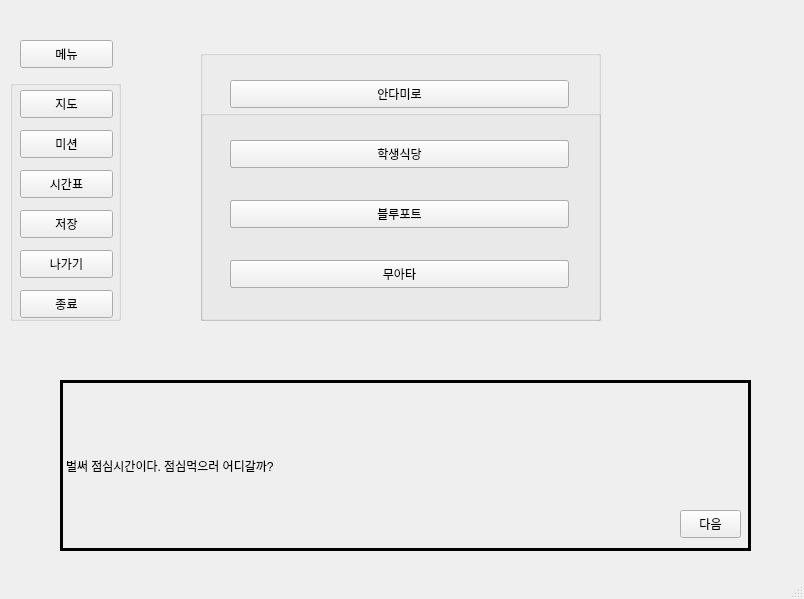
Above: SSG_sh00/basic_screen/basic_screen.ui from hyeji1221/Sangmyung_Simulation_Game before the change. Below: the same form after it.
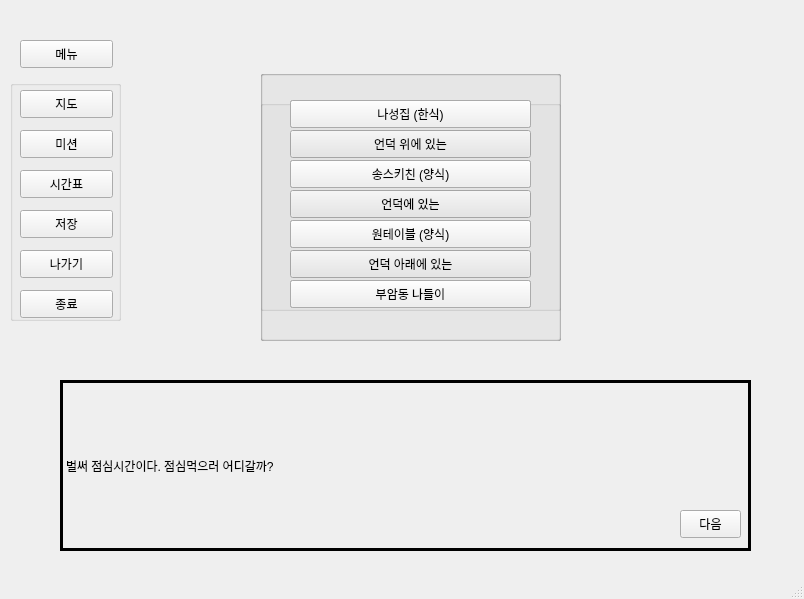
That is the form after the change.

Patch:
```diff
--- a/SSG_sh00/basic_screen/basic_screen.ui
+++ b/SSG_sh00/basic_screen/basic_screen.ui
@@ -156,9 +156,9 @@
    <widget class="QGroupBox" name="optionBox">
     <property name="geometry">
      <rect>
-      <x>200</x>
-      <y>110</y>
-      <width>401</width>
+      <x>260</x>
+      <y>100</y>
+      <width>301</width>
       <height>211</height>
      </rect>
     </property>
@@ -184,7 +184,7 @@
       <rect>
        <x>30</x>
        <y>30</y>
-       <width>339</width>
+       <width>241</width>
        <height>28</height>
       </rect>
      </property>
@@ -197,7 +197,7 @@
       <rect>
        <x>30</x>
        <y>90</y>
-       <width>339</width>
+       <width>241</width>
        <height>28</height>
       </rect>
      </property>
@@ -210,7 +210,7 @@
       <rect>
        <x>30</x>
        <y>150</y>
-       <width>339</width>
+       <width>241</width>
        <height>28</height>
       </rect>
      </property>
@@ -222,9 +222,9 @@
    <widget class="QGroupBox" name="optionBox_2">
     <property name="geometry">
      <rect>
-      <x>200</x>
-      <y>50</y>
-      <width>401</width>
+      <x>260</x>
+      <y>70</y>
+      <width>301</width>
       <height>271</height>
      </rect>
     </property>
@@ -250,12 +250,12 @@
       <rect>
        <x>30</x>
        <y>30</y>
-       <width>339</width>
+       <width>241</width>
        <height>28</height>
       </rect>
      </property>
      <property name="text">
-      <string>안다미로</string>
+      <string>안다미로 (한식)</string>
      </property>
     </widget>
     <widget class="QPushButton" name="studentCafeteriaButton">
@@ -263,12 +263,12 @@
       <rect>
        <x>30</x>
        <y>90</y>
-       <width>339</width>
+       <width>241</width>
        <height>28</height>
       </rect>
      </property>
      <property name="text">
-      <string>학생식당</string>
+      <string>학생식당 (한식)</string>
      </property>
     </widget>
     <widget class="QPushButton" name="bluepotButton">
@@ -276,12 +276,12 @@
       <rect>
        <x>30</x>
        <y>150</y>
-       <width>339</width>
+       <width>241</width>
        <height>28</height>
       </rect>
      </property>
      <property name="text">
-      <string>블루포트</string>
+      <string>블루포트 (카페)</string>
      </property>
     </widget>
     <widget class="QPushButton" name="muataButton">
@@ -289,12 +289,170 @@
       <rect>
        <x>30</x>
        <y>210</y>
-       <width>339</width>
+       <width>241</width>
        <height>28</height>
       </rect>
      </property>
      <property name="text">
-      <string>무아타</string>
+      <string>무아타 (분식)</string>
+     </property>
+    </widget>
+   </widget>
+   <widget class="QGroupBox" name="hillMenuBox">
+    <property name="geometry">
+     <rect>
+      <x>260</x>
+      <y>70</y>
+      <width>301</width>
+      <height>271</height>
+     </rect>
+    </property>
+    <property name="font">
+     <font>
+      <kerning>true</kerning>
+     </font>
+    </property>
+    <property name="title">
+     <string/>
+    </property>
+    <property name="flat">
+     <bool>false</bool>
+    </property>
+    <property name="checkable">
+     <bool>false</bool>
+    </property>
+    <property name="checked">
+     <bool>false</bool>
+    </property>
+    <widget class="QPushButton" name="hillMenuOption1">
+     <property name="geometry">
+      <rect>
+       <x>30</x>
+       <y>30</y>
+       <width>241</width>
+       <height>28</height>
+      </rect>
+     </property>
+     <property name="text">
+      <string>한식</string>
+     </property>
+    </widget>
+    <widget class="QPushButton" name="hillMenuOption2">
+     <property name="geometry">
+      <rect>
+       <x>30</x>
+       <y>90</y>
+       <width>241</width>
+       <height>28</height>
+      </rect>
+     </property>
+     <property name="text">
+      <string>분식</string>
+     </property>
+    </widget>
+    <widget class="QPushButton" name="hillMenuOption3">
+     <property name="geometry">
+      <rect>
+       <x>30</x>
+       <y>150</y>
+       <width>241</width>
+       <height>28</height>
+      </rect>
+     </property>
+     <property name="text">
+      <string>빵류</string>
+     </property>
+    </widget>
+    <widget class="QPushButton" name="hillMenuOption4">
+     <property name="geometry">
+      <rect>
+       <x>30</x>
+       <y>210</y>
+       <width>241</width>
+       <height>28</height>
+      </rect>
+     </property>
+     <property name="text">
+      <string>기타</string>
+     </property>
+    </widget>
+   </widget>
+   <widget class="QGroupBox" name="hillDownMenuButton">
+    <property name="geometry">
+     <rect>
+      <x>260</x>
+      <y>70</y>
+      <width>301</width>
+      <height>271</height>
+     </rect>
+    </property>
+    <property name="font">
+     <font>
+      <kerning>true</kerning>
+     </font>
+    </property>
+    <property name="title">
+     <string/>
+    </property>
+    <property name="flat">
+     <bool>false</bool>
+    </property>
+    <property name="checkable">
+     <bool>false</bool>
+    </property>
+    <property name="checked">
+     <bool>false</bool>
+    </property>
+    <widget class="QPushButton" name="hillDownMenu1">
+     <property name="geometry">
+      <rect>
+       <x>30</x>
+       <y>30</y>
+       <width>241</width>
+       <height>28</height>
+      </rect>
+     </property>
+     <property name="text">
+      <string>나성집 (한식)</string>
+     </property>
+    </widget>
+    <widget class="QPushButton" name="hillDownMenu2">
+     <property name="geometry">
+      <rect>
+       <x>30</x>
+       <y>90</y>
+       <width>241</width>
+       <height>28</height>
+      </rect>
+     </property>
+     <property name="text">
+      <string>송스키친 (양식)</string>
+     </property>
+    </widget>
+    <widget class="QPushButton" name="hillDownMenu3">
+     <property name="geometry">
+      <rect>
+       <x>30</x>
+       <y>150</y>
+       <width>241</width>
+       <height>28</height>
+      </rect>
+     </property>
+     <property name="text">
+      <string>원테이블 (양식)</string>
+     </property>
+    </widget>
+    <widget class="QPushButton" name="hillDownMenu4">
+     <property name="geometry">
+      <rect>
+       <x>30</x>
+       <y>210</y>
+       <width>241</width>
+       <height>28</height>
+      </rect>
+     </property>
+     <property name="text">
+      <string>부암동 나들이</string>
      </property>
     </widget>
    </widget>
```
Left out of the diff: 12 changed lines with no effect on the pictures.
